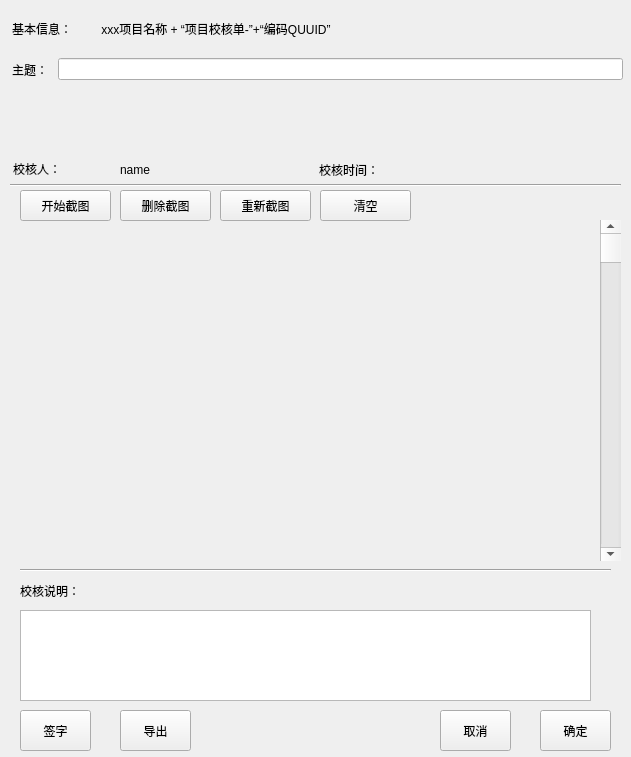
This is newcheck.ui in drink2017/check as Qt 5 draws it before an edit. The edited form follows.
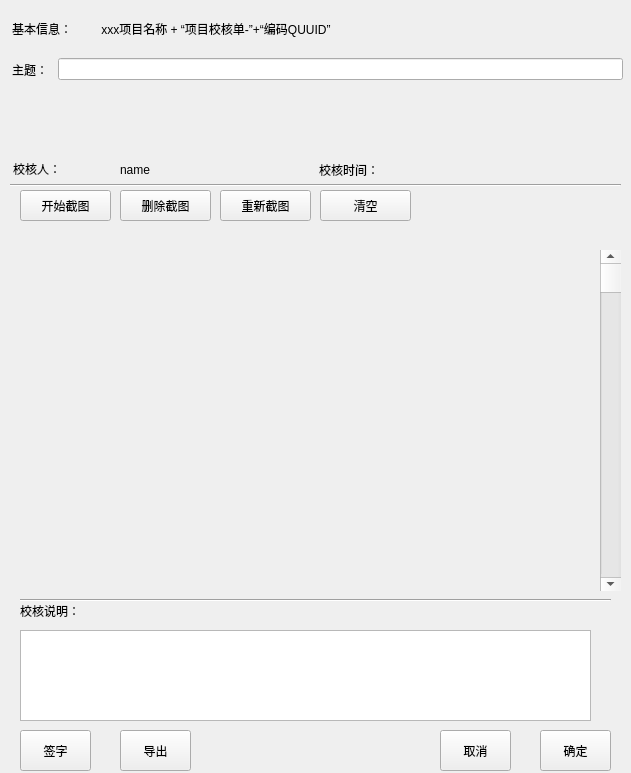
This is the edited form. Custom widgets are drawn as their Qt base class.

The edit to the form file:
```diff
--- a/newcheck.ui
+++ b/newcheck.ui
@@ -7,7 +7,7 @@
     <x>0</x>
     <y>0</y>
     <width>631</width>
-    <height>757</height>
+    <height>773</height>
    </rect>
   </property>
   <property name="windowTitle">
@@ -45,7 +45,7 @@
    <property name="geometry">
     <rect>
      <x>20</x>
-     <y>230</y>
+     <y>260</y>
      <width>561</width>
      <height>331</height>
     </rect>
@@ -71,7 +71,7 @@
    <property name="geometry">
     <rect>
      <x>600</x>
-     <y>220</y>
+     <y>250</y>
      <width>21</width>
      <height>341</height>
     </rect>
@@ -136,7 +136,7 @@
    <property name="geometry">
     <rect>
      <x>20</x>
-     <y>580</y>
+     <y>600</y>
      <width>71</width>
      <height>21</height>
     </rect>
@@ -149,7 +149,7 @@
    <property name="geometry">
     <rect>
      <x>20</x>
-     <y>610</y>
+     <y>630</y>
      <width>571</width>
      <height>91</height>
     </rect>
@@ -159,7 +159,7 @@
    <property name="geometry">
     <rect>
      <x>20</x>
-     <y>710</y>
+     <y>730</y>
      <width>71</width>
      <height>41</height>
     </rect>
@@ -172,7 +172,7 @@
    <property name="geometry">
     <rect>
      <x>540</x>
-     <y>710</y>
+     <y>730</y>
      <width>71</width>
      <height>41</height>
     </rect>
@@ -185,7 +185,7 @@
    <property name="geometry">
     <rect>
      <x>440</x>
-     <y>710</y>
+     <y>730</y>
      <width>71</width>
      <height>41</height>
     </rect>
@@ -198,7 +198,7 @@
    <property name="geometry">
     <rect>
      <x>120</x>
-     <y>710</y>
+     <y>730</y>
      <width>71</width>
      <height>41</height>
     </rect>
@@ -231,7 +231,7 @@
    <property name="geometry">
     <rect>
      <x>20</x>
-     <y>550</y>
+     <y>580</y>
      <width>591</width>
      <height>41</height>
     </rect>
@@ -240,7 +240,7 @@
     <enum>Qt::Horizontal</enum>
    </property>
   </widget>
-  <widget class="QWidget" name="">
+  <widget class="QWidget" name="layoutWidget">
    <property name="geometry">
     <rect>
      <x>12</x>
@@ -274,7 +274,7 @@
     </item>
    </layout>
   </widget>
-  <widget class="QWidget" name="">
+  <widget class="QWidget" name="layoutWidget">
    <property name="geometry">
     <rect>
      <x>12</x>
```
Left out of the diff: 13 changed lines with no effect on the pictures.
